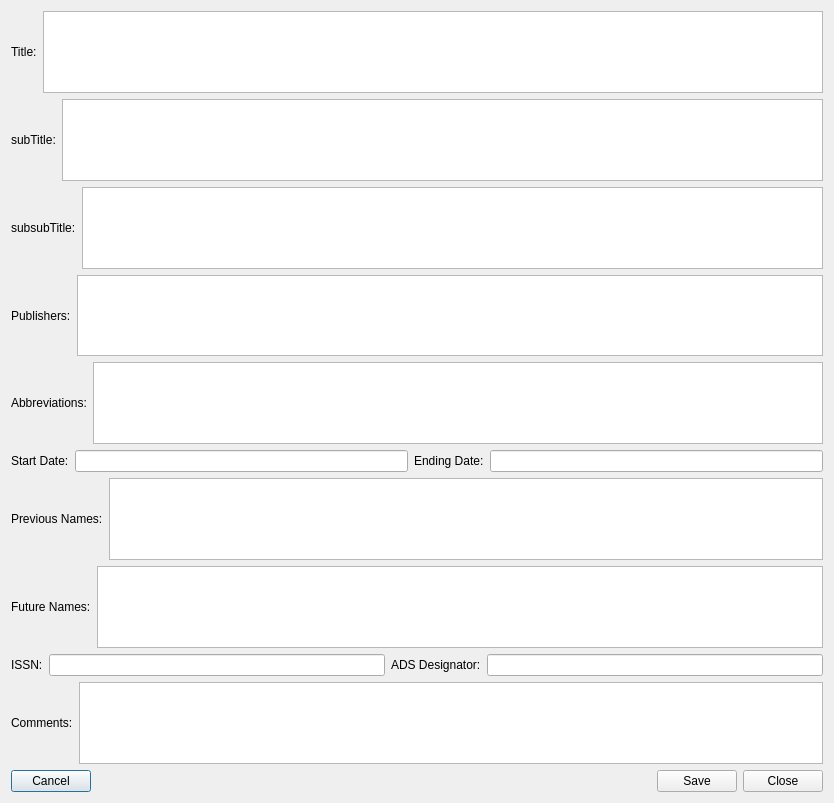
JimFowler/books, file Books20/Tools/bookentry/designer/ui_JournalEntry.ui: the form before one commit.
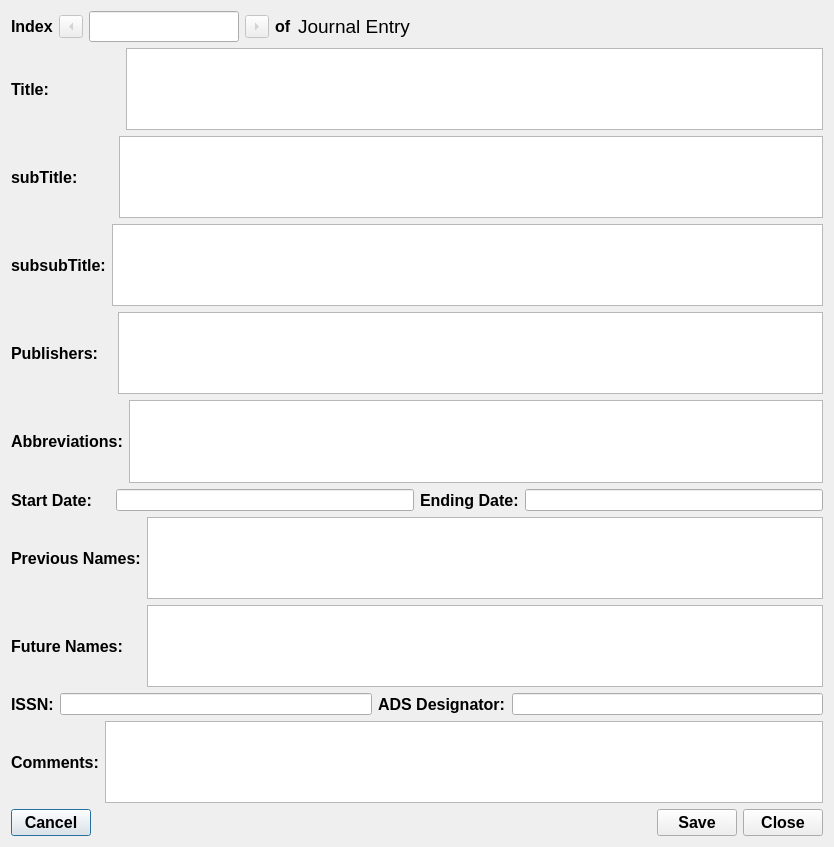
The form after the commit.

Commit message:
Work on journal entry program
 Changes to be committed:
	modified:   Books20/Tools/bookentry/designer/ui_JournalEntry.ui

Patch:
```diff
--- a/Books20/Tools/bookentry/designer/ui_JournalEntry.ui
+++ b/Books20/Tools/bookentry/designer/ui_JournalEntry.ui
@@ -7,13 +7,155 @@
     <x>0</x>
     <y>0</y>
     <width>834</width>
-    <height>803</height>
+    <height>847</height>
    </rect>
   </property>
   <property name="windowTitle">
    <string>Dialog</string>
   </property>
   <layout class="QVBoxLayout" name="verticalLayout">
+   <item>
+    <layout class="QHBoxLayout" name="horizontalLayout_12">
+     <item>
+      <widget class="QLabel" name="label">
+       <property name="font">
+        <font>
+         <pointsize>12</pointsize>
+         <weight>75</weight>
+         <bold>true</bold>
+        </font>
+       </property>
+       <property name="text">
+        <string>Index</string>
+       </property>
+      </widget>
+     </item>
+     <item>
+      <widget class="QToolButton" name="prevButton">
+       <property name="enabled">
+        <bool>false</bool>
+       </property>
+       <property name="font">
+        <font>
+         <pointsize>12</pointsize>
+        </font>
+       </property>
+       <property name="focusPolicy">
+        <enum>Qt::ClickFocus</enum>
+       </property>
+       <property name="toolTip">
+        <string>Previous record</string>
+       </property>
+       <property name="text">
+        <string>...</string>
+       </property>
+       <property name="shortcut">
+        <string>Ctrl+B</string>
+       </property>
+       <property name="arrowType">
+        <enum>Qt::LeftArrow</enum>
+       </property>
+      </widget>
+     </item>
+     <item>
+      <widget class="QLineEdit" name="indexEntry">
+       <property name="maximumSize">
+        <size>
+         <width>150</width>
+         <height>16777215</height>
+        </size>
+       </property>
+       <property name="font">
+        <font>
+         <pointsize>14</pointsize>
+         <weight>50</weight>
+         <bold>false</bold>
+        </font>
+       </property>
+       <property name="toolTip">
+        <string>Index number of the current entry</string>
+       </property>
+       <property name="maxLength">
+        <number>3</number>
+       </property>
+       <property name="alignment">
+        <set>Qt::AlignRight|Qt::AlignTrailing|Qt::AlignVCenter</set>
+       </property>
+      </widget>
+     </item>
+     <item>
+      <widget class="QToolButton" name="nextButton">
+       <property name="enabled">
+        <bool>false</bool>
+       </property>
+       <property name="font">
+        <font>
+         <pointsize>12</pointsize>
+         <weight>75</weight>
+         <bold>true</bold>
+        </font>
+       </property>
+       <property name="focusPolicy">
+        <enum>Qt::ClickFocus</enum>
+       </property>
+       <property name="toolTip">
+        <string>Next record</string>
+       </property>
+       <property name="text">
+        <string>...</string>
+       </property>
+       <property name="shortcut">
+        <string>Ctrl+F</string>
+       </property>
+       <property name="arrowType">
+        <enum>Qt::RightArrow</enum>
+       </property>
+      </widget>
+     </item>
+     <item>
+      <widget class="QLabel" name="ofnumLabel">
+       <property name="font">
+        <font>
+         <pointsize>12</pointsize>
+         <weight>75</weight>
+         <bold>true</bold>
+        </font>
+       </property>
+       <property name="text">
+        <string>of</string>
+       </property>
+      </widget>
+     </item>
+     <item>
+      <widget class="QLabel" name="label_2">
+       <property name="font">
+        <font>
+         <pointsize>14</pointsize>
+        </font>
+       </property>
+       <property name="text">
+        <string>Journal Entry</string>
+       </property>
+       <property name="alignment">
+        <set>Qt::AlignCenter</set>
+       </property>
+      </widget>
+     </item>
+     <item>
+      <spacer name="horizontalSpacer_2">
+       <property name="orientation">
+        <enum>Qt::Horizontal</enum>
+       </property>
+       <property name="sizeHint" stdset="0">
+        <size>
+         <width>40</width>
+         <height>20</height>
+        </size>
+       </property>
+      </spacer>
+     </item>
+    </layout>
+   </item>
    <item>
     <layout class="QHBoxLayout" name="horizontalLayout">
      <item>
@@ -24,8 +166,15 @@
          <verstretch>2</verstretch>
         </sizepolicy>
        </property>
+       <property name="font">
+        <font>
+         <pointsize>12</pointsize>
+         <weight>75</weight>
+         <bold>true</bold>
+        </font>
+       </property>
        <property name="text">
-        <string>Title:</string>
+        <string>Title:                </string>
        </property>
       </widget>
      </item>
@@ -38,8 +187,15 @@
     <layout class="QHBoxLayout" name="horizontalLayout_2">
      <item>
       <widget class="QLabel" name="subTitleLabel">
+       <property name="font">
+        <font>
+         <pointsize>12</pointsize>
+         <weight>75</weight>
+         <bold>true</bold>
+        </font>
+       </property>
        <property name="text">
-        <string>subTitle:</string>
+        <string>subTitle:        </string>
        </property>
       </widget>
      </item>
@@ -52,6 +208,13 @@
     <layout class="QHBoxLayout" name="horizontalLayout_3">
      <item>
       <widget class="QLabel" name="subsubTitleLabel">
+       <property name="font">
+        <font>
+         <pointsize>12</pointsize>
+         <weight>75</weight>
+         <bold>true</bold>
+        </font>
+       </property>
        <property name="text">
         <string>subsubTitle:</string>
        </property>
@@ -66,8 +229,15 @@
     <layout class="QHBoxLayout" name="horizontalLayout_4">
      <item>
       <widget class="QLabel" name="PublisherLabel">
+       <property name="font">
+        <font>
+         <pointsize>12</pointsize>
+         <weight>75</weight>
+         <bold>true</bold>
+        </font>
+       </property>
        <property name="text">
-        <string>Publishers:</string>
+        <string>Publishers:   </string>
        </property>
       </widget>
      </item>
@@ -80,6 +250,13 @@
     <layout class="QHBoxLayout" name="horizontalLayout_5">
      <item>
       <widget class="QLabel" name="AbbreviationsLabel">
+       <property name="font">
+        <font>
+         <pointsize>12</pointsize>
+         <weight>75</weight>
+         <bold>true</bold>
+        </font>
+       </property>
        <property name="text">
         <string>Abbreviations:</string>
        </property>
@@ -94,8 +271,15 @@
     <layout class="QHBoxLayout" name="horizontalLayout_7">
      <item>
       <widget class="QLabel" name="startDateLabel">
+       <property name="font">
+        <font>
+         <pointsize>12</pointsize>
+         <weight>75</weight>
+         <bold>true</bold>
+        </font>
+       </property>
        <property name="text">
-        <string>Start Date:</string>
+        <string>Start Date:    </string>
        </property>
       </widget>
      </item>
@@ -110,6 +294,13 @@
          <verstretch>0</verstretch>
         </sizepolicy>
        </property>
+       <property name="font">
+        <font>
+         <pointsize>12</pointsize>
+         <weight>75</weight>
+         <bold>true</bold>
+        </font>
+       </property>
        <property name="text">
         <string>Ending Date:</string>
        </property>
@@ -124,6 +315,13 @@
     <layout class="QHBoxLayout" name="horizontalLayout_8">
      <item>
       <widget class="QLabel" name="LinkPreviousLabel">
+       <property name="font">
+        <font>
+         <pointsize>12</pointsize>
+         <weight>75</weight>
+         <bold>true</bold>
+        </font>
+       </property>
        <property name="text">
         <string>Previous Names:</string>
        </property>
@@ -138,8 +336,15 @@
     <layout class="QHBoxLayout" name="horizontalLayout_9">
      <item>
       <widget class="QLabel" name="LinkNextLabel">
+       <property name="font">
+        <font>
+         <pointsize>12</pointsize>
+         <weight>75</weight>
+         <bold>true</bold>
+        </font>
+       </property>
        <property name="text">
-        <string>Future Names:</string>
+        <string>Future Names:    </string>
        </property>
       </widget>
      </item>
@@ -152,6 +357,13 @@
     <layout class="QHBoxLayout" name="horizontalLayout_10">
      <item>
       <widget class="QLabel" name="ISSNLabel">
+       <property name="font">
+        <font>
+         <pointsize>12</pointsize>
+         <weight>75</weight>
+         <bold>true</bold>
+        </font>
+       </property>
        <property name="text">
         <string>ISSN:</string>
        </property>
@@ -168,6 +380,13 @@
          <verstretch>0</verstretch>
         </sizepolicy>
        </property>
+       <property name="font">
+        <font>
+         <pointsize>12</pointsize>
+         <weight>75</weight>
+         <bold>true</bold>
+        </font>
+       </property>
        <property name="text">
         <string>ADS Designator:</string>
        </property>
@@ -182,6 +401,13 @@
     <layout class="QHBoxLayout" name="horizontalLayout_6">
      <item>
       <widget class="QLabel" name="CommentsLabel">
+       <property name="font">
+        <font>
+         <pointsize>12</pointsize>
+         <weight>75</weight>
+         <bold>true</bold>
+        </font>
+       </property>
        <property name="text">
         <string>Comments:</string>
        </property>
@@ -203,6 +429,13 @@
     <layout class="QHBoxLayout" name="horizontalLayout_11">
      <item>
       <widget class="QPushButton" name="CancelButton">
+       <property name="font">
+        <font>
+         <pointsize>12</pointsize>
+         <weight>75</weight>
+         <bold>true</bold>
+        </font>
+       </property>
        <property name="text">
         <string>Cancel</string>
        </property>
@@ -223,6 +456,13 @@
      </item>
      <item>
       <widget class="QPushButton" name="SaveButton">
+       <property name="font">
+        <font>
+         <pointsize>12</pointsize>
+         <weight>75</weight>
+         <bold>true</bold>
+        </font>
+       </property>
        <property name="text">
         <string>Save</string>
        </property>
@@ -230,6 +470,13 @@
      </item>
      <item>
       <widget class="QPushButton" name="QuitButton">
+       <property name="font">
+        <font>
+         <pointsize>12</pointsize>
+         <weight>75</weight>
+         <bold>true</bold>
+        </font>
+       </property>
        <property name="text">
         <string>Close</string>
        </property>
```
